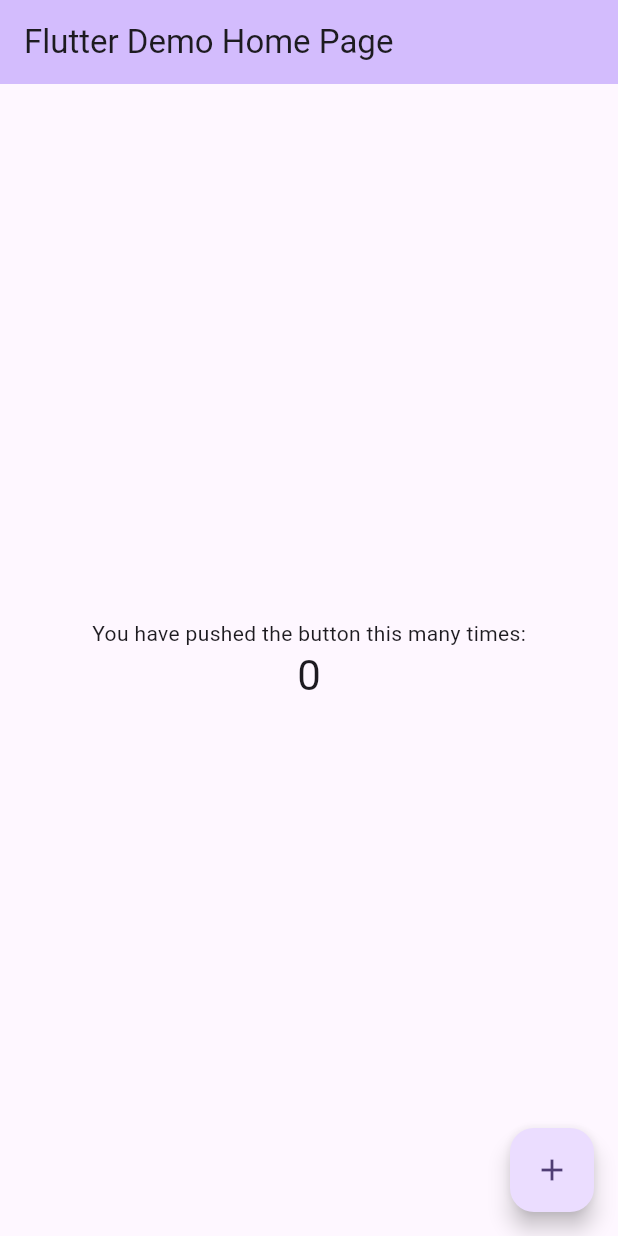
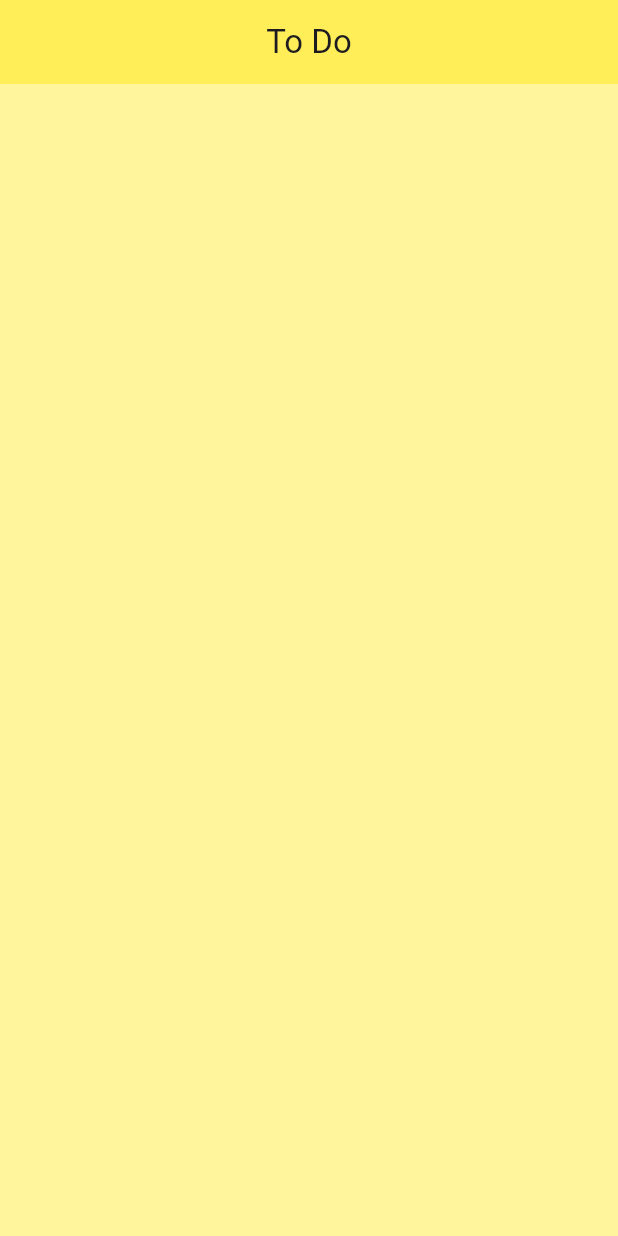
Before and after one commit to Majok-Bol/to_do_application, a Flutter app: the screen it shows after launch, on a phone screen of 412 x 824 dp. Run offline on Flutter 3.47's test engine with Material 3 defaults, Android fonts, the phone set to English and light mode, and no system bars.

Commit message:
added title

```diff
--- a/lib/main.dart
+++ b/lib/main.dart
@@ -1,122 +1,16 @@
 import 'package:flutter/material.dart';
+import 'package:to_do_application/pages/home_page.dart';
+void main(){
+  runApp(MyApp());
+}
+class MyApp extends StatelessWidget{
+  const MyApp({super.key});
+  @override
+  Widget build(BuildContext context){
+    return MaterialApp(
+      debugShowCheckedModeBanner: false,
+      home:HomePage(),
 
-void main() {
-  runApp(const MyApp());
-}
-
-class MyApp extends StatelessWidget {
-  const MyApp({super.key});
-
-  // This widget is the root of your application.
-  @override
-  Widget build(BuildContext context) {
-    return MaterialApp(
-      title: 'Flutter Demo',
-      theme: ThemeData(
-        // This is the theme of your application.
-        //
-        // TRY THIS: Try running your application with "flutter run". You'll see
-        // the application has a purple toolbar. Then, without quitting the app,
-        // try changing the seedColor in the colorScheme below to Colors.green
-        // and then invoke "hot reload" (save your changes or press the "hot
-        // reload" button in a Flutter-supported IDE, or press "r" if you used
-        // the command line to start the app).
-        //
-        // Notice that the counter didn't reset back to zero; the application
-        // state is not lost during the reload. To reset the state, use hot
-        // restart instead.
-        //
-        // This works for code too, not just values: Most code changes can be
-        // tested with just a hot reload.
-        colorScheme: ColorScheme.fromSeed(seedColor: Colors.deepPurple),
-      ),
-      home: const MyHomePage(title: 'Flutter Demo Home Page'),
     );
   }
 }
-
-class MyHomePage extends StatefulWidget {
-  const MyHomePage({super.key, required this.title});
-
-  // This widget is the home page of your application. It is stateful, meaning
-  // that it has a State object (defined below) that contains fields that affect
-  // how it looks.
-
-  // This class is the configuration for the state. It holds the values (in this
-  // case the title) provided by the parent (in this case the App widget) and
-  // used by the build method of the State. Fields in a Widget subclass are
-  // always marked "final".
-
-  final String title;
-
-  @override
-  State<MyHomePage> createState() => _MyHomePageState();
-}
-
-class _MyHomePageState extends State<MyHomePage> {
-  int _counter = 0;
-
-  void _incrementCounter() {
-    setState(() {
-      // This call to setState tells the Flutter framework that something has
-      // changed in this State, which causes it to rerun the build method below
-      // so that the display can reflect the updated values. If we changed
-      // _counter without calling setState(), then the build method would not be
-      // called again, and so nothing would appear to happen.
-      _counter++;
-    });
-  }
-
-  @override
-  Widget build(BuildContext context) {
-    // This method is rerun every time setState is called, for instance as done
-    // by the _incrementCounter method above.
-    //
-    // The Flutter framework has been optimized to make rerunning build methods
-    // fast, so that you can just rebuild anything that needs updating rather
-    // than having to individually change instances of widgets.
-    return Scaffold(
-      appBar: AppBar(
-        // TRY THIS: Try changing the color here to a specific color (to
-        // Colors.amber, perhaps?) and trigger a hot reload to see the AppBar
-        // change color while the other colors stay the same.
-        backgroundColor: Theme.of(context).colorScheme.inversePrimary,
-        // Here we take the value from the MyHomePage object that was created by
-        // the App.build method, and use it to set our appbar title.
-        title: Text(widget.title),
-      ),
-      body: Center(
-        // Center is a layout widget. It takes a single child and positions it
-        // in the middle of the parent.
-        child: Column(
-          // Column is also a layout widget. It takes a list of children and
-          // arranges them vertically. By default, it sizes itself to fit its
-          // children horizontally, and tries to be as tall as its parent.
-          //
-          // Column has various properties to control how it sizes itself and
-          // how it positions its children. Here we use mainAxisAlignment to
-          // center the children vertically; the main axis here is the vertical
-          // axis because Columns are vertical (the cross axis would be
-          // horizontal).
-          //
-          // TRY THIS: Invoke "debug painting" (choose the "Toggle Debug Paint"
-          // action in the IDE, or press "p" in the console), to see the
-          // wireframe for each widget.
-          mainAxisAlignment: MainAxisAlignment.center,
-          children: <Widget>[
-            const Text('You have pushed the button this many times:'),
-            Text(
-              '$_counter',
-              style: Theme.of(context).textTheme.headlineMedium,
-            ),
-          ],
-        ),
-      ),
-      floatingActionButton: FloatingActionButton(
-        onPressed: _incrementCounter,
-        tooltip: 'Increment',
-        child: const Icon(Icons.add),
-      ), // This trailing comma makes auto-formatting nicer for build methods.
-    );
-  }
-}
--- /dev/null
+++ b/lib/pages/home_page.dart
@@ -0,0 +1,23 @@
+import 'package:flutter/material.dart';
+class HomePage extends StatefulWidget {
+  const HomePage({super.key});
+
+  @override
+  HomePageState createState() => HomePageState();
+}
+class HomePageState extends State<HomePage>{
+  @override
+  Widget build(BuildContext context){
+    return  Scaffold(
+      backgroundColor: Colors.yellow.shade200,
+    appBar: AppBar(
+    title: Text('To Do'),
+      centerTitle: true,
+      backgroundColor: Colors.yellow.shade400,
+      elevation: 0,
+
+    ),
+    );
+
+  }
+}
```
